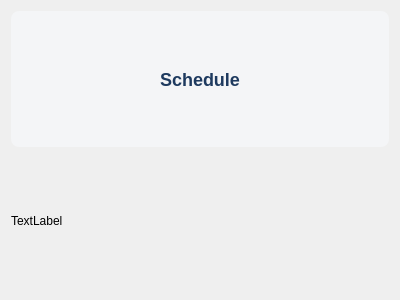
Above: ui/ScheduleView.ui from MagdaOleksandrTeam/ProductionPlanner before the change. Below: the same form after it.
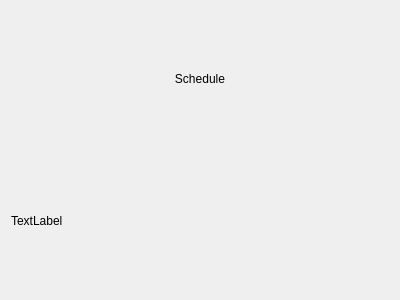
That is the form after the change.

What changed in the file:
```diff
--- a/ui/ScheduleView.ui
+++ b/ui/ScheduleView.ui
@@ -17,11 +17,7 @@
    <item>
     <widget class="QLabel" name="label">
      <property name="styleSheet">
-      <string notr="true">font-size: 18px;
-font-weight: bold;
-color: #1E3A5F;
-background-color: #F4F5F7;
-border-radius: 8px;</string>
+      <string notr="true"/>
      </property>
      <property name="text">
       <string>Schedule</string>
```
Left out of the diff: 6 changed lines with no effect on the pictures.
